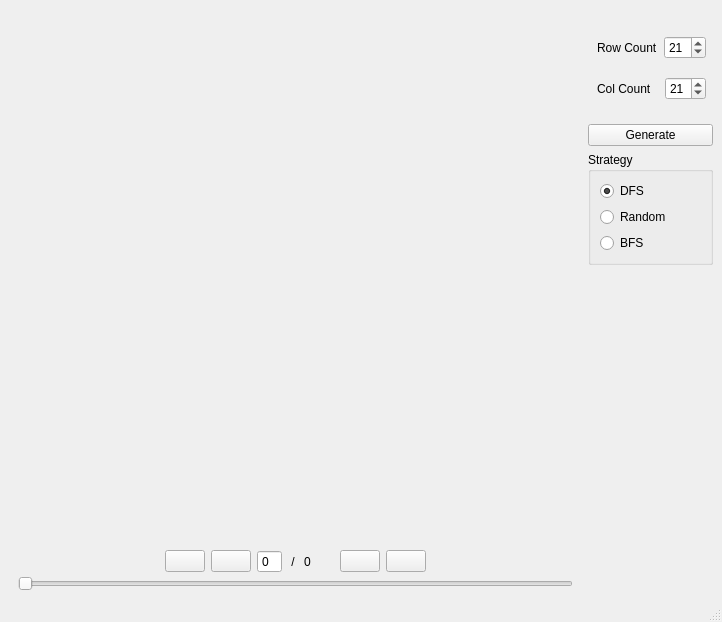
Above: mainwindow.ui from Axqa/Maze before the change. Below: the same form after it.
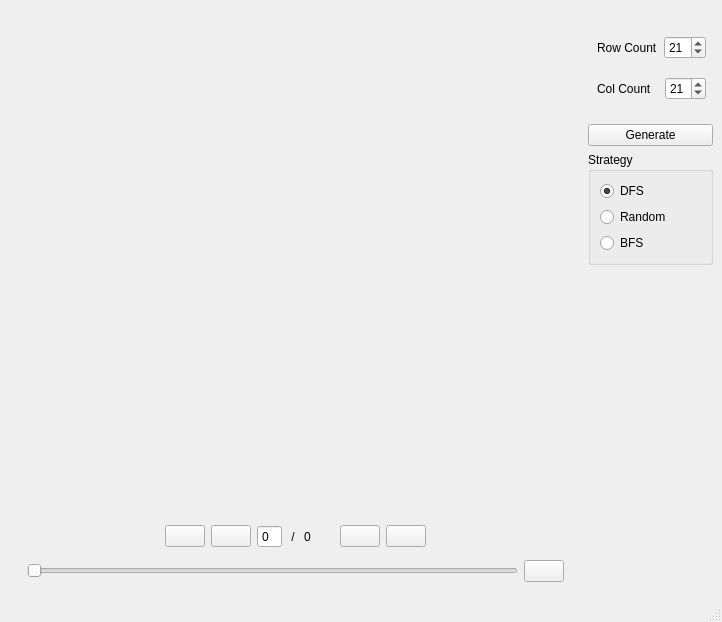
That is the form after the change. Icons and pictures are not drawn. Custom widgets are drawn as their Qt base class.

Diff of the .ui file:
```diff
--- a/mainwindow.ui
+++ b/mainwindow.ui
@@ -94,7 +94,7 @@
            </widget>
           </item>
           <item>
-           <widget class="QWidget" name="widget_9" native="true">
+           <widget class="QStackedWidget" name="stackedWidget_9">
             <property name="sizePolicy">
              <sizepolicy hsizetype="Preferred" vsizetype="Maximum">
               <horstretch>0</horstretch>
@@ -107,6 +107,7 @@
               <height>37</height>
              </size>
             </property>
+            <widget class="QWidget" name="stackedWidget_9Page1" native="true">
             <layout class="QVBoxLayout" name="verticalLayout_4">
              <property name="spacing">
               <number>0</number>
@@ -242,6 +243,15 @@
               </widget>
              </item>
              <item>
+               <widget class="QWidget" name="widget_11" native="true">
+                <property name="minimumSize">
+                 <size>
+                  <width>0</width>
+                  <height>34</height>
+                 </size>
+                </property>
+                <layout class="QHBoxLayout" name="horizontalLayout_6">
+                 <item>
               <widget class="QSlider" name="step_sl">
                <property name="sizePolicy">
                 <sizepolicy hsizetype="Expanding" vsizetype="Maximum">
@@ -254,7 +264,25 @@
                </property>
               </widget>
              </item>
-            </layout>
+                 <item>
+                  <widget class="PlayButton" name="play_btn">
+                   <property name="text">
+                    <string/>
+                   </property>
+                   <property name="icon">
+                    <iconset resource="icons.qrc">
+                     <normaloff>:/assets/icons/play.png</normaloff>:/assets/icons/play.png</iconset>
+                   </property>
+                   <property name="shortcut">
+                    <string>Space</string>
+                   </property>
+                  </widget>
+                 </item>
+                </layout>
+               </widget>
+              </item>
+             </layout>
+            </widget>
            </widget>
           </item>
          </layout>
@@ -502,6 +530,11 @@
    <extends>QSpinBox</extends>
    <header>mainwindow.h</header>
   </customwidget>
+  <customwidget>
+   <class>PlayButton</class>
+   <extends>QPushButton</extends>
+   <header>mainwindow.h</header>
+  </customwidget>
  </customwidgets>
  <resources>
   <include location="icons.qrc"/>
```
Left out of the diff: 12 changed lines with no effect on the pictures. Lines whose indentation alone changed are shown as unchanged.
